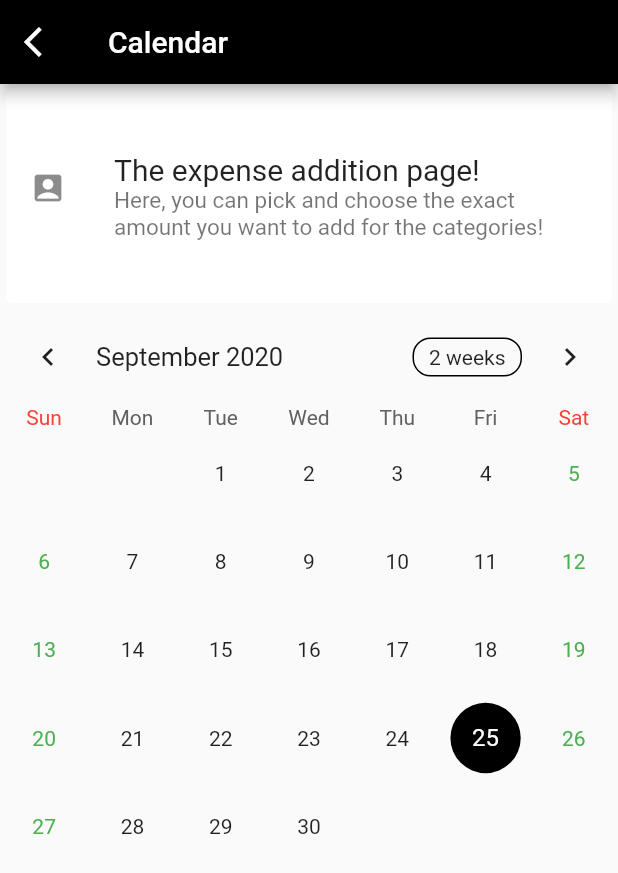
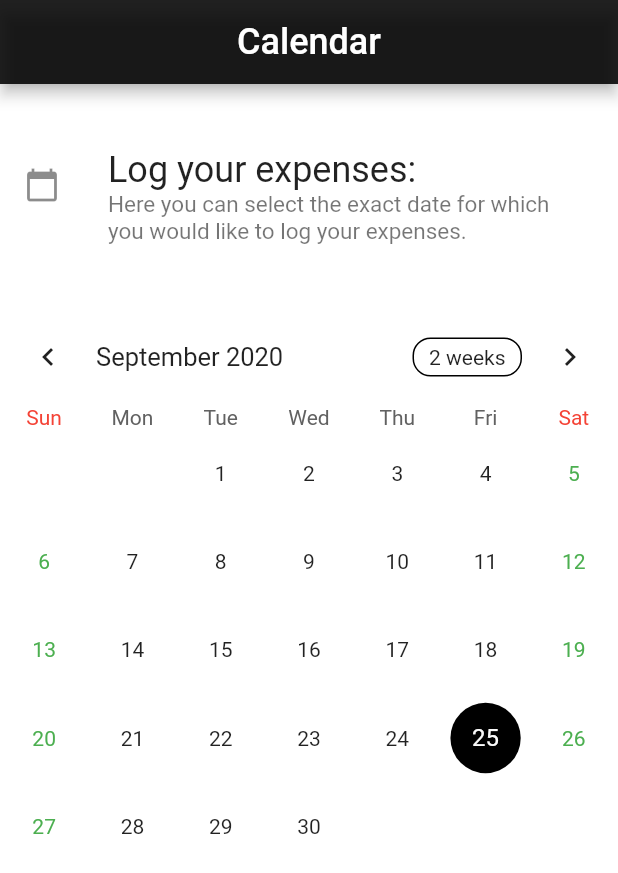
Before and after one commit to krishsabnani/Hacksprint_PS10_Quadrabyte, a Flutter app: the Calendar screen opened directly, on a phone screen of 412 x 824 dp. Shown: the top 873 px of the screen. Run offline on Flutter 3.47's test engine with Material 2 defaults, Android fonts, the phone set to English and light mode, and no system bars; drawn by our look-alikes of table_calendar; our stand-ins replace cloud_firestore, firebase_auth, fl_chart, fluttertoast, google_fonts; missing offline and left inert: bezier_chart; accounts and stored records are empty.

Commit message:
major changes

```diff
--- a/lib/Pages/Frontpage.dart
+++ b/lib/Pages/Frontpage.dart
@@ -181,7 +181,7 @@ class HomeState extends State<Home> {
                   child: Card(
                     elevation: 10,
                     child: Container(
-                      height: 330,
+
                       width: MediaQuery.of(context).size.width,
                       child: Column(
                         children: <Widget>[
@@ -191,7 +191,7 @@ class HomeState extends State<Home> {
                               elevation: 1,
                               child: Container(
                                 width: MediaQuery.of(context).size.width,
-                                height: 50,
+                                height: 49,
                                 child: Row(
                                   mainAxisAlignment:
                                       MainAxisAlignment.spaceEvenly,
--- a/lib/Pages/login_screen.dart
+++ b/lib/Pages/login_screen.dart
@@ -1,5 +1,6 @@
 import 'package:hacksprintps10quadrabyte/Models/user_model.dart';
 import 'package:hacksprintps10quadrabyte/Pages/Frontpage.dart';
+import 'package:hacksprintps10quadrabyte/Pages/page_host.dart';
 import 'package:hacksprintps10quadrabyte/Pages/register_screen.dart';
 import 'package:hacksprintps10quadrabyte/Pages/routes.dart';
 import 'package:flutter/material.dart';
@@ -120,7 +121,7 @@ class _LoginViewState extends State<Login> {
             Navigator.pushReplacement(
                 context,
                 MaterialPageRoute(
-                    builder: (context) => Home()));
+                    builder: (context) => PageHost(0)));
           }
         },
       ),
--- a/lib/Screens/Calendar.dart
+++ b/lib/Screens/Calendar.dart
@@ -1,4 +1,8 @@
 import 'package:flutter/material.dart';
+import 'package:hacksprintps10quadrabyte/Providers/auth_provider.dart';
+import 'package:hacksprintps10quadrabyte/Screens/AddExpense.dart';
+import 'package:intl/intl.dart';
+import 'package:provider/provider.dart';
 import 'package:table_calendar/table_calendar.dart';
 
 class Calendar extends StatefulWidget {
@@ -10,29 +14,25 @@ class _CalendarState extends State<Calendar> {
   CalendarController _calendarController = CalendarController();
   @override
   Widget build(BuildContext context) {
-    var mainbody = Column(children: <Widget>[
+    AuthProvider authProvider = Provider.of<AuthProvider>(context);
+    var mainbody = Scaffold(
+      backgroundColor: Colors.white,
+      body: Column(children: <Widget>[
         Container(
         height: 150,
         width: double.infinity,
-        child: Card(
-          elevation: 0,
         color: Colors.white,
-          child: Column(
-            mainAxisAlignment: MainAxisAlignment.center,
-            mainAxisSize: MainAxisSize.min,
-            children: <Widget>[
-              const ListTile(
-                leading: Icon(Icons.account_box),
+        child: Center(
+          child: ListTile(
+            leading: Icon(Icons.calendar_today),
             title: Text(
-                  "The expense addition page!",
-                  style: TextStyle(fontSize: 20),
+              "Log your expenses:",
+              style: TextStyle(fontSize: 24),
             ),
             subtitle: Text(
-                  "Here, you can pick and choose the exact amount you want to add for the categories!",
+              "Here you can select the exact date for which\nyou would like to log your expenses.",
               style: TextStyle(fontSize: 15),
             ),
-              )
-            ],
           ),
         ),
       ),
@@ -48,10 +48,18 @@ class _CalendarState extends State<Calendar> {
               fontSize: 20,
             )),
         onDaySelected: (date, events) {
-          print(date.toIso8601String());
+          print( DateFormat(DateFormat.YEAR_ABBR_MONTH_DAY)
+              .format(date));
+          Navigator.push(
+              context,
+              MaterialPageRoute(
+                  builder: (context) => AddExpense(
+                      authProvider.user.uid,
+                      DateFormat(DateFormat.YEAR_ABBR_MONTH_DAY)
+                          .format(date))));
         },
       )
-    ]);
+    ]));
 
     var backbutton = IconButton(
       icon: Icon(
@@ -64,11 +72,13 @@ class _CalendarState extends State<Calendar> {
 
     return Scaffold(
         appBar: AppBar(
-          backgroundColor: Colors.black,
-          leading: backbutton,
+          backgroundColor: Colors.black87,
+          //leading: backbutton,
+          automaticallyImplyLeading: false,
+          centerTitle: true,
           title: Text(
             "Calendar",
-            style: TextStyle(color: Colors.white),
+            style: TextStyle(color: Colors.white, fontSize: 24),
           ),
         ),
         body: mainbody);
--- a/lib/main.dart
+++ b/lib/main.dart
@@ -42,7 +42,6 @@ class MyApp extends StatelessWidget {
           primarySwatch: Colors.blue,
         ),
         home: OpeningView(),
-        debugShowCheckedModeBanner: false,
       ),
     );
   }
```
Also changed, not shown: lib/Pages/page_host.dart (added, +73 -0 lines), lib/Screens/AddExpense.dart (+13 -6 lines), lib/Screens/report.dart (+6 -4 lines), pubspec.yaml (+0 -10 lines), pubspec.lock. Lines whose indentation alone changed are shown as unchanged.
